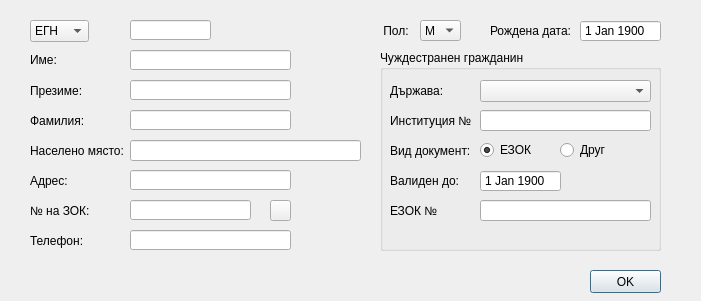
Qt form src/View/Widgets/PatientFormDialog.ui (thefinalcutbg/DinoDent) before a commit.
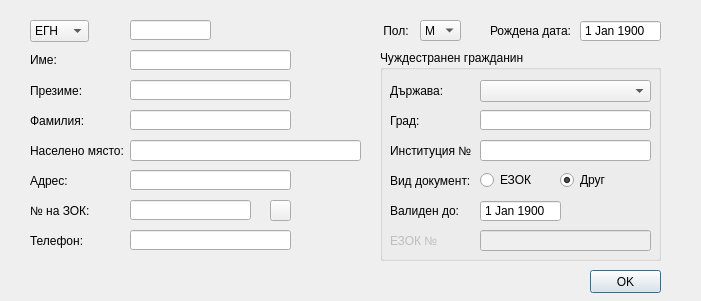
The same form after that commit. Custom widgets are drawn as their Qt base class.

Commit message: Foreigner city made as separate field.  Added  countryCode attribute to nhif xml report.

```diff
--- a/src/View/Widgets/PatientFormDialog.ui
+++ b/src/View/Widgets/PatientFormDialog.ui
@@ -447,7 +447,7 @@
      <x>380</x>
      <y>50</y>
      <width>281</width>
-     <height>201</height>
+     <height>211</height>
     </rect>
    </property>
    <property name="title">
@@ -480,7 +480,7 @@
     <property name="geometry">
      <rect>
       <x>100</x>
-      <y>120</y>
+      <y>150</y>
       <width>81</width>
       <height>22</height>
      </rect>
@@ -493,7 +493,7 @@
     </property>
     <property name="maximumDateTime">
      <datetime>
-      <hour>9</hour>
+      <hour>3</hour>
       <minute>59</minute>
       <second>59</second>
       <year>9999</year>
@@ -520,7 +520,7 @@
     <property name="geometry">
      <rect>
       <x>10</x>
-      <y>120</y>
+      <y>150</y>
       <width>91</width>
       <height>21</height>
      </rect>
@@ -533,7 +533,7 @@
     <property name="geometry">
      <rect>
       <x>10</x>
-      <y>90</y>
+      <y>120</y>
       <width>91</width>
       <height>21</height>
      </rect>
@@ -546,7 +546,7 @@
     <property name="geometry">
      <rect>
       <x>100</x>
-      <y>90</y>
+      <y>120</y>
       <width>61</width>
       <height>20</height>
      </rect>
@@ -555,14 +555,14 @@
      <string>ЕЗОК</string>
     </property>
     <property name="checked">
-     <bool>true</bool>
+     <bool>false</bool>
     </property>
    </widget>
    <widget class="QRadioButton" name="otherRadio">
     <property name="geometry">
      <rect>
       <x>180</x>
-      <y>90</y>
+      <y>120</y>
       <width>61</width>
       <height>20</height>
      </rect>
@@ -570,12 +570,15 @@
     <property name="text">
      <string>Друг</string>
     </property>
+    <property name="checked">
+     <bool>true</bool>
+    </property>
    </widget>
    <widget class="LineEdit" name="institutionNumber">
     <property name="geometry">
      <rect>
       <x>100</x>
-      <y>60</y>
+      <y>90</y>
       <width>171</width>
       <height>21</height>
      </rect>
@@ -585,7 +588,7 @@
     <property name="geometry">
      <rect>
       <x>10</x>
-      <y>60</y>
+      <y>90</y>
       <width>91</width>
       <height>21</height>
      </rect>
@@ -595,10 +598,13 @@
     </property>
    </widget>
    <widget class="QLabel" name="ehicLabel">
+    <property name="enabled">
+     <bool>false</bool>
+    </property>
     <property name="geometry">
      <rect>
       <x>10</x>
-      <y>150</y>
+      <y>180</y>
       <width>91</width>
       <height>21</height>
      </rect>
@@ -608,15 +614,53 @@
     </property>
    </widget>
    <widget class="LineEdit" name="ehic_edit">
+    <property name="enabled">
+     <bool>false</bool>
+    </property>
     <property name="geometry">
      <rect>
       <x>100</x>
-      <y>150</y>
+      <y>180</y>
       <width>171</width>
       <height>21</height>
      </rect>
     </property>
    </widget>
+   <widget class="LineEdit" name="foreignCityEdit">
+    <property name="geometry">
+     <rect>
+      <x>100</x>
+      <y>60</y>
+      <width>171</width>
+      <height>20</height>
+     </rect>
+    </property>
+    <property name="sizePolicy">
+     <sizepolicy hsizetype="Preferred" vsizetype="Fixed">
+      <horstretch>0</horstretch>
+      <verstretch>0</verstretch>
+     </sizepolicy>
+    </property>
+    <property name="text">
+     <string/>
+    </property>
+    <property name="maxLength">
+     <number>50</number>
+    </property>
+   </widget>
+   <widget class="QLabel" name="label_13">
+    <property name="geometry">
+     <rect>
+      <x>10</x>
+      <y>60</y>
+      <width>71</width>
+      <height>21</height>
+     </rect>
+    </property>
+    <property name="text">
+     <string>Град:</string>
+    </property>
+   </widget>
   </widget>
  </widget>
  <layoutdefault spacing="6" margin="11"/>
```
Left out of the diff: 2 changed lines with no effect on the pictures. The commit also changes 15 other files.
